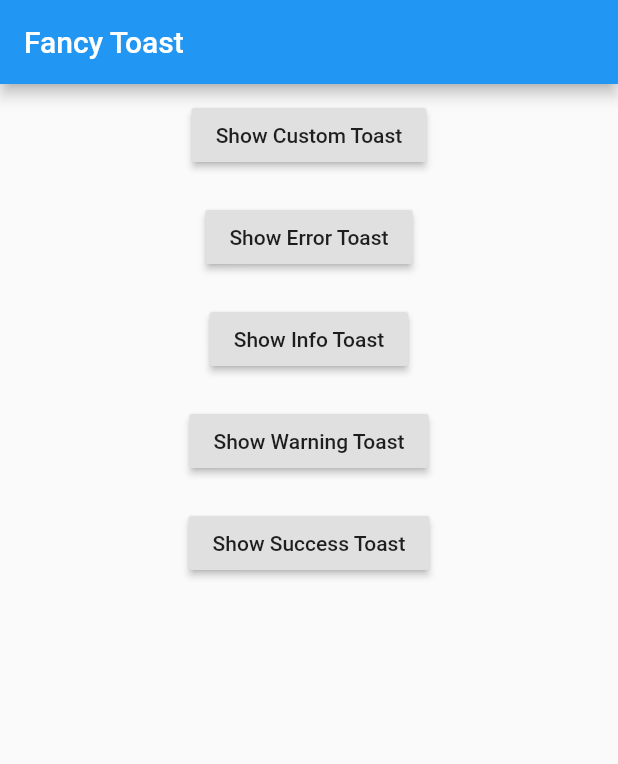
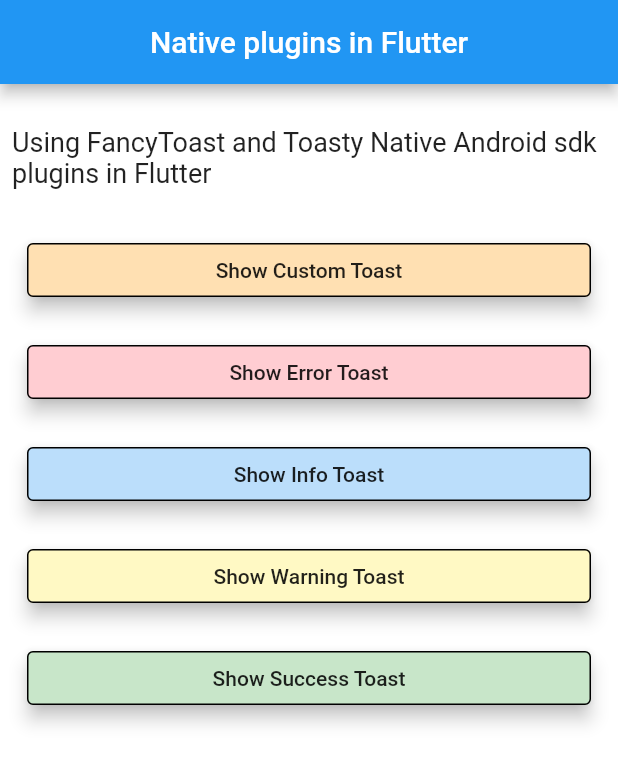
Before and after one commit to MDSADABWASIM/plugin_demo, a Flutter app: the screen it shows after launch, on a phone screen of 412 x 824 dp. Shown: the top 764 px of the screen. Run offline on Flutter 3.47's test engine with Material 2 defaults, Android fonts, the phone set to English and light mode, and no system bars.

Commit message:
Improve the UI

```diff
--- a/example/lib/main.dart
+++ b/example/lib/main.dart
@@ -8,12 +8,8 @@ class MyApp extends StatefulWidget {
   _MyAppState createState() => new _MyAppState();
 }
 
+//Using Two native android plugin FancyToast and Toasty in flutter.
 class _MyAppState extends State<MyApp> {
-  @override
-  initState() {
-    super.initState();
-  }
-
   void showLongToast() {
     PluginDemo.showToast(
       msg: "This is Custom Toast",
@@ -23,18 +19,15 @@ class _MyAppState extends State<MyApp> {
   }
 
   void showInfoToast() {
-PluginDemo.infoDialog();
+    PluginDemo.infoDialog();
   }
 
   void showWarningToast() {
-  PluginDemo.warningDialog();
+    PluginDemo.warningDialog();
   }
 
-
-
-
   void showErrorToast() {
-  PluginDemo.errorDialog();
+    PluginDemo.errorDialog();
   }
 
   void showAlert() {
@@ -43,41 +36,66 @@ PluginDemo.infoDialog();
 
   @override
   Widget build(BuildContext context) {
-    return new MaterialApp(
-      home: new Scaffold(
+    return MaterialApp(
+      debugShowCheckedModeBanner: false,
+      home: Scaffold(
+        backgroundColor: Colors.white,
         appBar: new AppBar(
-          title: new Text('Fancy Toast'),
+          title: new Text('Native plugins in Flutter'),
+          centerTitle: true,
         ),
         body: new Center(
-          child: new Column(
+          child: new ListView(
+            padding: EdgeInsets.all(8),
             children: <Widget>[
+              SizedBox(height: 20),
+              Text(
+                'Using FancyToast and Toasty Native Android sdk plugins in Flutter',
+                style: TextStyle(fontWeight: FontWeight.w400, fontSize: 18),
+              ),
+              SizedBox(height: 20),
               new Padding(
                 padding: const EdgeInsets.all(10.0),
                 child: new RaisedButton(
+                  color: Colors.orange[100],
+                    elevation: 5,
+                    shape: OutlineInputBorder(),
                     child: new Text('Show Custom Toast'),
                     onPressed: showLongToast),
               ),
               new Padding(
                 padding: const EdgeInsets.all(10.0),
                 child: new RaisedButton(
+                    color: Colors.red[100],
+                    elevation: 5,
+                    shape: OutlineInputBorder(),
                     child: new Text('Show Error Toast'),
                     onPressed: showErrorToast),
               ),
               new Padding(
                 padding: const EdgeInsets.all(10.0),
                 child: new RaisedButton(
+                    color: Colors.blue[100],
+                    elevation: 5,
+                    shape: OutlineInputBorder(),
                     child: new Text('Show Info Toast'),
                     onPressed: showInfoToast),
               ),
               new Padding(
                 padding: const EdgeInsets.all(10.0),
                 child: new RaisedButton(
+                    color: Colors.yellow[100],
+                    elevation: 5,
+                    shape: OutlineInputBorder(),
                     child: new Text('Show Warning Toast'),
                     onPressed: showWarningToast),
               ),
               new Padding(
                 padding: const EdgeInsets.all(10.0),
                 child: new RaisedButton(
+                    color: Colors.green[100],
+                  elevation: 5,
+                  shape: OutlineInputBorder(),
                   child: new Text('Show Success Toast'),
                   onPressed: showAlert,
                 ),
```
